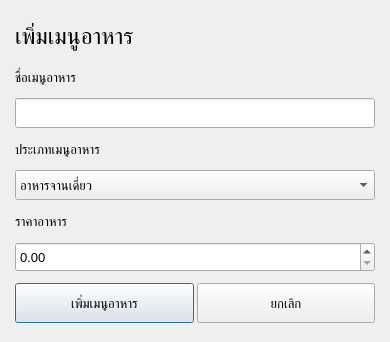
The window that addmenu.ui (kantee2540/RestaurantManage) describes before a commit, drawn with Qt 5.
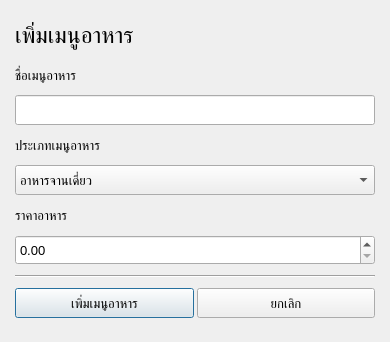
The same window after the commit.

Commit message: Conclude info, can print slip and adjust layout

Diff of the .ui file:
```diff
--- a/addmenu.ui
+++ b/addmenu.ui
@@ -219,6 +219,13 @@
      </property>
     </widget>
    </item>
+   <item>
+    <widget class="Line" name="line">
+     <property name="orientation">
+      <enum>Qt::Horizontal</enum>
+     </property>
+    </widget>
+   </item>
    <item>
     <layout class="QHBoxLayout" name="horizontalLayout">
      <property name="spacing">
@@ -229,7 +236,7 @@
        <property name="minimumSize">
         <size>
          <width>0</width>
-         <height>40</height>
+         <height>30</height>
         </size>
        </property>
        <property name="font">
@@ -247,7 +254,7 @@
        <property name="minimumSize">
         <size>
          <width>0</width>
-         <height>40</height>
+         <height>30</height>
         </size>
        </property>
        <property name="font">
```
The commit also changes 7 other files.
